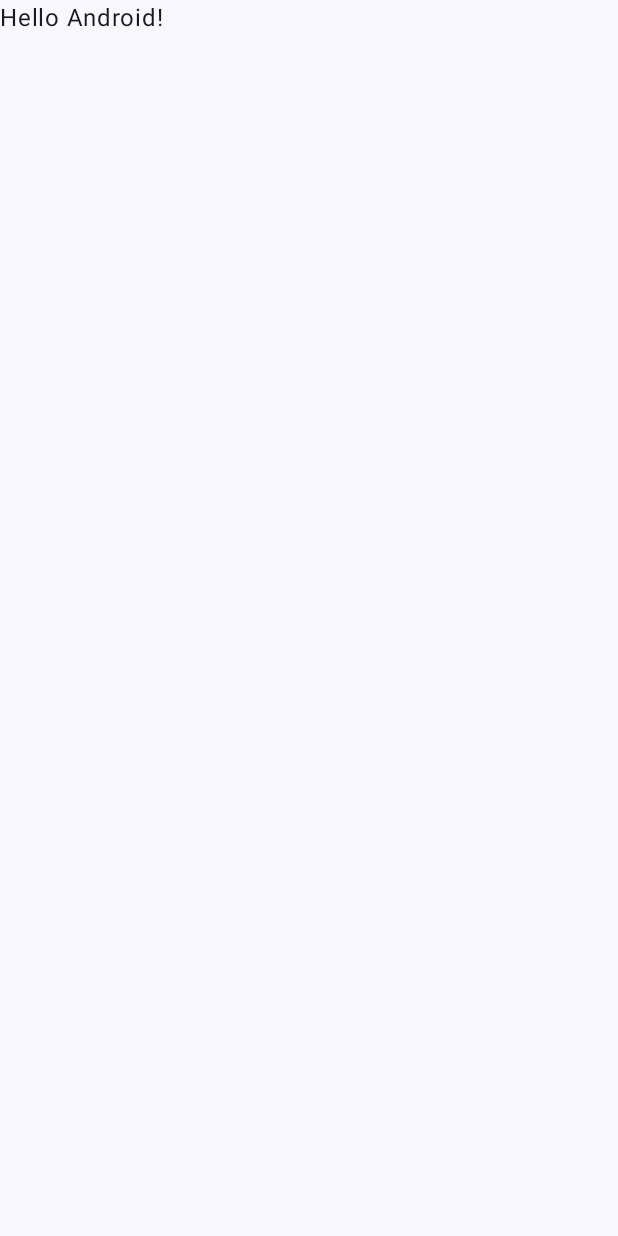
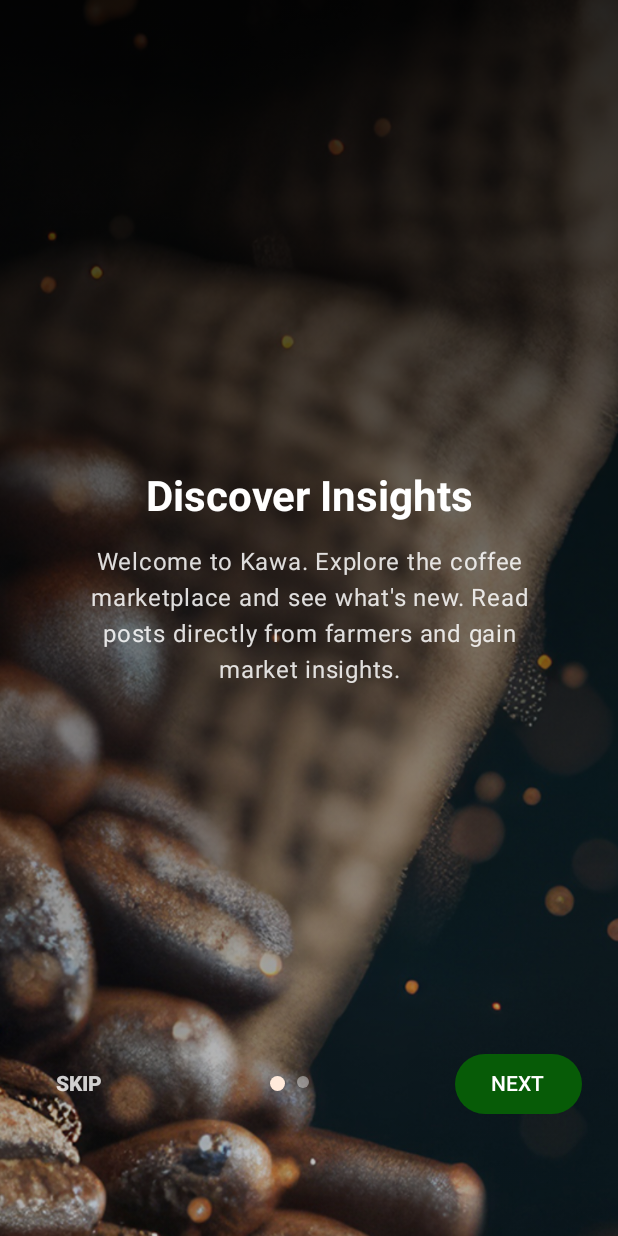
Before and after one commit to devharunah/Kawa, an Android app built with Jetpack Compose: the screen it shows after launch (MainActivity), on a phone screen of 412 x 824 dp. Before the commit the screen is almost empty. Run offline under Robolectric (Android 15) with nearby library versions, the phone set to English and light mode, and no system bars.

Commit message:
Implement onboarding flow and navigation setup
- Add  dependency
- Create  with pager and
- Configure  with initial routes
- Replace  content with navigation graph
- Update theme colors and add background image assets

```diff
--- a/app/build.gradle.kts
+++ b/app/build.gradle.kts
@@ -42,6 +42,7 @@ android {
 }
 
 dependencies {
+    implementation(libs.navigation.compose)
     implementation(libs.androidx.core.ktx)
     implementation(libs.androidx.lifecycle.runtime.ktx)
     implementation(libs.androidx.activity.compose)
--- a/app/src/main/java/com/example/kawa/MainActivity.kt
+++ b/app/src/main/java/com/example/kawa/MainActivity.kt
@@ -4,6 +4,7 @@ import android.os.Bundle
 import androidx.activity.ComponentActivity
 import androidx.activity.compose.setContent
 import androidx.activity.enableEdgeToEdge
+import androidx.compose.foundation.layout.Box
 import androidx.compose.foundation.layout.fillMaxSize
 import androidx.compose.foundation.layout.padding
 import androidx.compose.material3.Scaffold
@@ -11,6 +12,7 @@ import androidx.compose.material3.Text
 import androidx.compose.runtime.Composable
 import androidx.compose.ui.Modifier
 import androidx.compose.ui.tooling.preview.Preview
+import com.example.kawa.navigation.KawaNavGraph
 import com.example.kawa.ui.theme.KawaTheme
 
 class MainActivity : ComponentActivity() {
@@ -20,28 +22,11 @@ class MainActivity : ComponentActivity() {
         setContent {
             KawaTheme {
                 Scaffold(modifier = Modifier.fillMaxSize()) { innerPadding ->
-                    Greeting(
-                        name = "Android",
-                        modifier = Modifier.padding(innerPadding)
-                    )
+                    Box(modifier = Modifier.padding(innerPadding)) {
+                        KawaNavGraph()
+                    }
                 }
             }
         }
     }
 }
-
-@Composable
-fun Greeting(name: String, modifier: Modifier = Modifier) {
-    Text(
-        text = "Hello $name!",
-        modifier = modifier
-    )
-}
-
-@Preview(showBackground = true)
-@Composable
-fun GreetingPreview() {
-    KawaTheme {
-        Greeting("Android")
-    }
-}
--- /dev/null
+++ b/app/src/main/java/com/example/kawa/navigation/KawaNavGraph.kt
@@ -0,0 +1,49 @@
+package com.example.kawa.navigation
+
+import androidx.compose.runtime.Composable
+import androidx.navigation.NavHostController
+import androidx.navigation.compose.NavHost
+import androidx.navigation.compose.composable
+import androidx.navigation.compose.rememberNavController
+import com.example.kawa.ui.theme.welcome.screens.TermsAndConditionsScreen
+import com.example.kawa.ui.theme.welcome.screens.WelcomeScreen
+
+@Composable
+fun KawaNavGraph(
+    navController: NavHostController = rememberNavController()
+) {
+    NavHost(
+        navController = navController,
+        startDestination = Screen.Welcome.route
+    ) {
+        // 1. Welcome / Onboarding Flow
+        composable(route = Screen.Welcome.route) {
+            WelcomeScreen(
+                onNavigateToTerms = {
+                    navController.navigate(Screen.Terms.route)
+                }
+            )
+        }
+
+        // 2. Terms and Conditions
+        composable(route = Screen.Terms.route) {
+            TermsAndConditionsScreen(
+                onDecline = {
+                    // Handle decline (e.g., close app or show toast)
+                },
+                onAgree = {
+                    // Navigate to Home or Login
+                    navController.navigate(Screen.Home.route) {
+                        // Pop everything up to Welcome so back button doesn't return to terms
+                        popUpTo(Screen.Welcome.route) { inclusive = true }
+                    }
+                }
+            )
+        }
+
+        // 3. Home (Placeholder)
+        composable(route = Screen.Home.route) {
+            // Your HomeScreen content here
+        }
+    }
+}
--- /dev/null
+++ b/app/src/main/java/com/example/kawa/navigation/screen.kt
@@ -0,0 +1,7 @@
+package com.example.kawa.navigation
+
+sealed class Screen(val route: String) {
+    object Welcome : Screen("welcome_screen")
+    object Terms : Screen("terms_screen")
+    object Home : Screen("home_screen") // Placeholder for where you go after Agree
+}
--- a/app/src/main/java/com/example/kawa/ui/theme/Color.kt
+++ b/app/src/main/java/com/example/kawa/ui/theme/Color.kt
@@ -3,6 +3,7 @@ package com.example.kawa.ui.theme
 import androidx.compose.ui.graphics.Color
 
 val black = Color(0)
+val white = Color(0xFFFFFFFF)
 val green = Color(0xFF075B07)
 val green_light = Color(0xFFb2e5b2)
 val light_colour = Color(0xFFffeadb)
--- a/app/src/main/java/com/example/kawa/ui/theme/Theme.kt
+++ b/app/src/main/java/com/example/kawa/ui/theme/Theme.kt
@@ -1,6 +1,5 @@
 package com.example.kawa.ui.theme
 
-import android.app.Activity
 import android.os.Build
 import androidx.compose.foundation.isSystemInDarkTheme
 import androidx.compose.material3.MaterialTheme
@@ -14,12 +13,13 @@ import androidx.compose.ui.platform.LocalContext
 private val DarkColorScheme = darkColorScheme(
     primary = green,
     secondary = black,
+//    text = white,
     tertiary = green_light
 )
 
 private val LightColorScheme = lightColorScheme(
     primary = light_colour,
-
+    secondary = green
     /* Other default colors to override
     background = Color(0xFFFFFBFE),
     surface = Color(0xFFFFFBFE),
@@ -35,7 +35,7 @@ private val LightColorScheme = lightColorScheme(
 fun KawaTheme(
     darkTheme: Boolean = isSystemInDarkTheme(),
     // Dynamic color is available on Android 12+
-    dynamicColor: Boolean = true,
+    dynamicColor: Boolean = false,
     content: @Composable () -> Unit
 ) {
     val colorScheme = when {
--- /dev/null
+++ b/app/src/main/java/com/example/kawa/ui/theme/welcome/screens/WelcomeScreen.kt
@@ -0,0 +1,207 @@
+package com.example.kawa.ui.theme.welcome.screens
+
+import androidx.annotation.DrawableRes
+import androidx.compose.foundation.Image
+import androidx.compose.foundation.background
+import androidx.compose.foundation.layout.*
+import androidx.compose.foundation.pager.HorizontalPager
+import androidx.compose.foundation.pager.rememberPagerState
+import androidx.compose.foundation.shape.CircleShape
+import androidx.compose.foundation.shape.RoundedCornerShape
+import androidx.compose.material3.*
+import androidx.compose.runtime.Composable
+import androidx.compose.runtime.rememberCoroutineScope
+import androidx.compose.ui.Alignment
+import androidx.compose.ui.Modifier
+import androidx.compose.ui.draw.clip
+import androidx.compose.ui.graphics.Color
+import androidx.compose.ui.graphics.Brush
+import androidx.compose.ui.layout.ContentScale
+import androidx.compose.ui.res.painterResource
+import androidx.compose.ui.text.font.FontWeight
+import androidx.compose.ui.text.style.TextAlign
+import androidx.compose.ui.unit.dp
+import com.example.kawa.R
+import kotlinx.coroutines.launch
+import androidx.compose.ui.tooling.preview.Preview
+import com.example.kawa.ui.theme.KawaTheme
+
+@Composable
+fun WelcomeScreen(
+    onNavigateToTerms: () -> Unit
+) {
+    val pages = listOf(
+        OnboardingPage(
+            title = "Discover Insights",
+            description = "Welcome to Kawa. Explore the coffee marketplace and see what's new. Read posts directly from farmers and gain market insights.",
+            imageRes = R.drawable.black_coffee
+        ),
+        OnboardingPage(
+            title = "Connect with Farmers",
+            description = "Find professional coffee farmers. Connect, trade, and build your network within the coffee community effortlessly.",
+            // REPLACE with your actual coffee image resource ID
+            imageRes = R.drawable.first_screen_bg_imgres
+        )
+    )
+
+    val pagerState = rememberPagerState(pageCount = { pages.size })
+    val scope = rememberCoroutineScope()
+
+    // Root container to layer Background -> Overlay -> Content
+    Box(modifier = Modifier.fillMaxSize()) {
+
+        // 1. BACKGROUND IMAGE
+        // This image changes based on the current page
+        Image(
+            painter = painterResource(id = pages[pagerState.currentPage].imageRes),
+            contentDescription = null,
+            contentScale = ContentScale.Crop,
+            modifier = Modifier.fillMaxSize()
+        )
+
+
+        Box(
+            modifier = Modifier
+                .fillMaxSize()
+                .background(
+                    Brush.verticalGradient(
+                        colors = listOf(
+                            Color.Black.copy(alpha = 0.85f), // Darker at bottom
+                            Color.Black.copy(alpha = 0.2f)   // Lighter at top
+                        )
+                    )
+                )
+        )
+
+
+        Column(
+            modifier = Modifier
+                .fillMaxSize()
+                .padding(24.dp)
+        ) {
+            // Pager Section (Text Content)
+            // Weight is adjusted to push text slightly lower or center it
+            HorizontalPager(
+                state = pagerState,
+                modifier = Modifier.weight(0.8f)
+            ) { position ->
+                OnboardingPageContent(page = pages[position])
+            }
+
+            // Bottom Section: Indicators and Buttons
+            Row(
+                modifier = Modifier
+                    .fillMaxWidth()
+                    .weight(0.2f),
+                verticalAlignment = Alignment.CenterVertically,
+                horizontalArrangement = Arrangement.SpaceBetween
+            ) {
+                // Skip Text Button
+                TextButton(onClick = onNavigateToTerms) {
+                    Text(
+                        text = "SKIP",
+                        color = Color.White.copy(alpha = 0.8f),
+                        fontWeight = FontWeight.Black
+                    )
+                }
+
+                // Dots Indicator
+                Row(
+                    horizontalArrangement = Arrangement.Center
+                ) {
+                    repeat(pages.size) { iteration ->
+                        val color = if (pagerState.currentPage == iteration)
+                            MaterialTheme.colorScheme.primary // Use primary color or White
+                        else
+                            Color.White.copy(alpha = 0.4f)
+
+                        Box(
+                            modifier = Modifier
+                                .padding(4.dp)
+                                .clip(CircleShape)
+                                .background(color)
+                                .size(if (pagerState.currentPage == iteration) 10.dp else 8.dp)
+                        )
+                    }
+                }
+
+                // Next / Finish Button
+                Button(
+                    onClick = {
+                        scope.launch {
+                            if (pagerState.currentPage < pages.size - 1) {
+                                pagerState.animateScrollToPage(pagerState.currentPage + 1)
+                            } else {
+                                onNavigateToTerms()
+                            }
+                        }
+                    },
+                    colors = ButtonDefaults.buttonColors(
+                        containerColor = MaterialTheme.colorScheme.secondary,
+                        contentColor = MaterialTheme.colorScheme.onPrimary
+                    ),
+                    shape = RoundedCornerShape(24.dp)
+                ) {
+                    Text(text = if (pagerState.currentPage == pages.size - 1) "GET STARTED" else "NEXT")
+                }
+            }
+        }
+    }
+}
+
+@Composable
+fun OnboardingPageContent(page: OnboardingPage) {
+    Column(
+        modifier = Modifier.fillMaxWidth(),
+        horizontalAlignment = Alignment.CenterHorizontally,
+        verticalArrangement = Arrangement.Center
+    ) {
+        // NOTE: Since the background covers the whole screen, we usually remove the small logo
+        // image here, OR we make it smaller/white tint.
+        // If you want just text over the big background, comment out the Image below.
+
+        /*
+        Image(
+            painter = painterResource(id = R.drawable.coffee_beans),
+            contentDescription = "Logo",
+            modifier = Modifier.size(100.dp).padding(bottom = 32.dp),
+            contentScale = ContentScale.Fit
+        )
+        */
+
+        Spacer(modifier = Modifier.height(100.dp)) // Push text down a bit
+
+        Text(
+            text = page.title,
+            style = MaterialTheme.typography.headlineMedium,
+            fontWeight = FontWeight.Bold,
+            color = Color.White, // White text to contrast with dark overlay
+            textAlign = TextAlign.Center
+        )
+
+        Spacer(modifier = Modifier.height(16.dp))
+
+        Text(
+            text = page.description,
+            style = MaterialTheme.typography.bodyLarge,
+            color = Color.White.copy(alpha = 0.85f), // White text with slight transparency
+            textAlign = TextAlign.Center,
+            modifier = Modifier.padding(horizontal = 16.dp)
+        )
+    }
+}
+
+@Preview(showBackground = true, showSystemUi = true)
+@Composable
+fun WelcomeScreenPreview() {
+    KawaTheme {
+        WelcomeScreen(
+            onNavigateToTerms = {}
+        )
+    }
+}
+data class OnboardingPage(
+    val title: String,
+    val description: String,
+    @DrawableRes val imageRes: Int // Added this to hold the background ID
+)
--- a/gradle/libs.versions.toml
+++ b/gradle/libs.versions.toml
@@ -1,5 +1,6 @@
 [versions]
 agp = "8.13.1"
+navigation = "2.9.6"
 kotlin = "2.0.21"
 coreKtx = "1.17.0"
 junit = "4.13.2"
@@ -10,6 +11,7 @@ activityCompose = "1.12.0"
 composeBom = "2024.09.00"
 
 [libraries]
+navigation-compose = { module = "androidx.navigation:navigation-compose", version.ref = "navigation" }
 androidx-core-ktx = { group = "androidx.core", name = "core-ktx", version.ref = "coreKtx" }
 junit = { group = "junit", name = "junit", version.ref = "junit" }
 androidx-junit = { group = "androidx.test.ext", name = "junit", version.ref = "junitVersion" }
```
Also changed, not shown: app/src/main/java/com/example/kawa/ui/theme/welcome/screens/TermsAndConditionsScreen.kt (added, +144 -0 lines), app/src/main/res/drawable/black_coffee.png (added), 3 other files.
